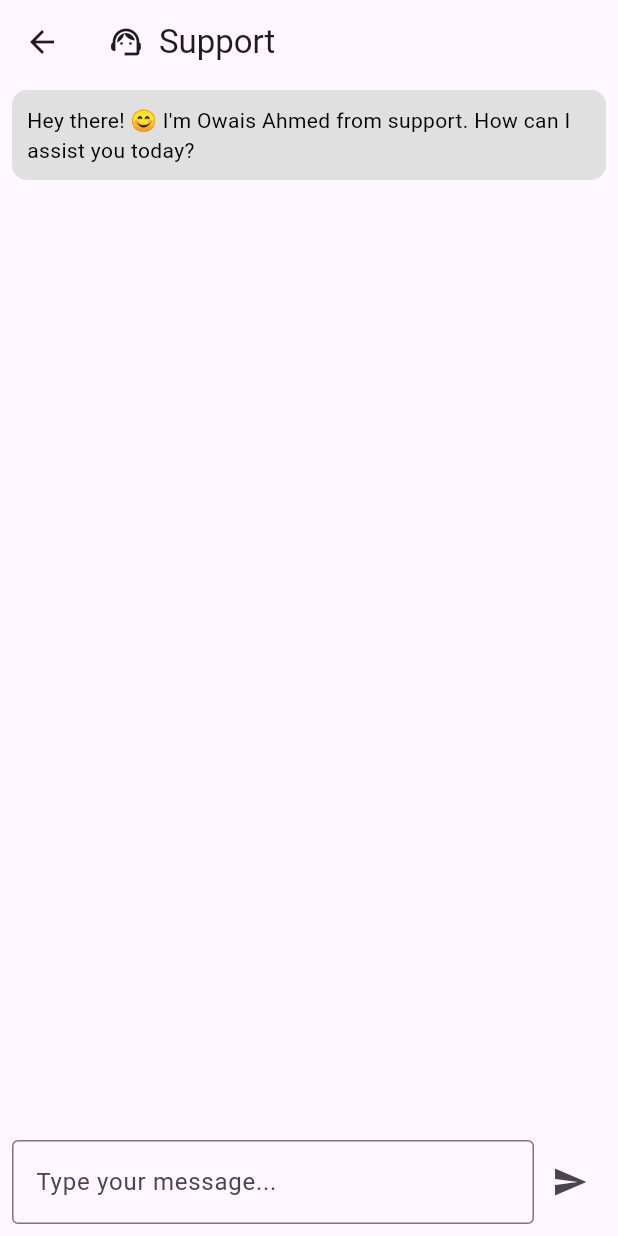
After one commit to ak60-dev/all_in_one_app, a Flutter app: the ChatbotScreen screen opened directly, after a tap on the "send" icon, on a phone screen of 412 x 824 dp. The commit adds this screen. Run offline on Flutter 3.47's test engine with Material 3 defaults, Android fonts, the phone set to English and light mode, and no system bars; our stand-ins replace flutter_gemini, math_expressions.

Commit message:
I do add chatbot

```diff
--- /dev/null
+++ b/lib/Chatbot/chatbot.dart
@@ -0,0 +1,172 @@
+import 'package:flutter/material.dart';
+import 'package:flutter_gemini/flutter_gemini.dart';
+import 'package:week_3/Chatbot/api_gemini_key.dart';
+
+class ChatbotScreen extends StatefulWidget {
+  const ChatbotScreen({super.key});
+
+  @override
+  _ChatbotScreenState createState() => _ChatbotScreenState();
+}
+
+class _ChatbotScreenState extends State<ChatbotScreen> {
+  final TextEditingController _controller = TextEditingController();
+  final ScrollController _scrollController = ScrollController();
+  List<Map<String, String>> _messages = [];
+  late Gemini _gemini;
+  bool _isLoading = false;
+  bool _isTyping = false;
+
+  @override
+  void initState() {
+    super.initState();
+    _gemini = Gemini.init(apiKey: apiKey);
+    _addBotMessage("Hey there! 😊 I'm Owais Ahmed from support. How can I assist you today?");
+  }
+
+  void _sendMessage(String query) async {
+    if (query.isEmpty) return;
+    setState(() {
+      _messages.add({"user": query});
+    });
+
+    _controller.clear();
+    FocusScope.of(context).unfocus();
+    String result = '';
+
+    await Future.delayed(Duration(seconds: 1)); // Quick response
+    setState(() => _isTyping = true);
+
+    try {
+      await for (var value in _gemini.promptStream(parts: [
+        Part.text("You are Owais Ahmed, the support assistant for our app. Provide detailed answers to app-related queries, including features, troubleshooting, and improvements. If it's unrelated, try to guide the user or politely indicate that the query is outside of support scope. User: $query AI:")
+      ])) {
+        result += value?.output ?? '';
+      }
+    } catch (e) {
+      result = "Oops! Something went wrong. Can you try again?";
+    }
+
+    if (query.toLowerCase().contains("feature") || query.toLowerCase().contains("suggest")) {
+      result = "Great idea! I'll pass it to the development team. Could you provide more details?";
+    } else if (query.toLowerCase().contains("who are you")) {
+      result = "I'm Owais from the support team. How can I assist you today? 😊";
+    } else if (query.toLowerCase().contains("hell") || query.toLowerCase().contains("stupid") || query.toLowerCase().contains("worst")) {
+      result = "I’m sorry if my response wasn’t helpful. I’m here to assist with app-related queries. Let's keep it positive! 😊";
+    } else if (query.toLowerCase().contains("add app")) {
+      result = "Our app allows multiple apps within it. If you'd like to add another app, please specify what type of app you are referring to!";
+    } else if (query.toLowerCase().contains("search") || query.toLowerCase().contains("find")) {
+      result = "I recommend using Google or relevant online resources to search for that information.";
+    }
+
+    setState(() {
+      _messages.add({"bot": result});
+      _isTyping = false;
+      _isLoading = false;
+    });
+
+    _scrollToBottom();
+  }
+
+  void _addBotMessage(String message) {
+    setState(() {
+      _messages.add({"bot": message});
+    });
+  }
+
+  void _scrollToBottom() {
+    Future.delayed(Duration(milliseconds: 300), () {
+      if (_scrollController.hasClients) {
+        _scrollController.animateTo(
+          _scrollController.position.maxScrollExtent,
+          duration: Duration(milliseconds: 500),
+          curve: Curves.easeOut,
+        );
+      }
+    });
+  }
+
+  @override
+  Widget build(BuildContext context) {
+    return Scaffold(
+      appBar: AppBar(
+        title: Row(
+          children: [
+            Icon(Icons.support_agent),
+            SizedBox(width: 10),
+            Text('Support'),
+          ],
+        ),
+      ),
+      body: Column(
+        children: [
+          Expanded(
+            child: ListView.builder(
+              controller: _scrollController,
+              itemCount: _messages.length + (_isTyping ? 1 : 0),
+              itemBuilder: (context, index) {
+                if (_isTyping && index == _messages.length) {
+                  return Align(
+                    alignment: Alignment.centerLeft,
+                    child: Container(
+                      margin: EdgeInsets.symmetric(vertical: 4, horizontal: 8),
+                      padding: EdgeInsets.all(10),
+                      decoration: BoxDecoration(
+                        color: Colors.grey.shade300,
+                        borderRadius: BorderRadius.circular(10),
+                      ),
+                      child: Text("Typing...", style: TextStyle(color: Colors.black)),
+                    ),
+                  );
+                }
+
+                final message = _messages[index];
+                final isUser = message.containsKey("user");
+                return Align(
+                  alignment: isUser ? Alignment.centerRight : Alignment.centerLeft,
+                  child: Container(
+                    margin: EdgeInsets.symmetric(vertical: 4, horizontal: 8),
+                    padding: EdgeInsets.all(10),
+                    decoration: BoxDecoration(
+                      color: isUser ? Colors.blueAccent : Colors.grey.shade300,
+                      borderRadius: BorderRadius.circular(10),
+                    ),
+                    child: Text(
+                      message.values.first,
+                      style: TextStyle(color: isUser ? Colors.white : Colors.black),
+                    ),
+                  ),
+                );
+              },
+            ),
+          ),
+          if (_isLoading)
+            Padding(
+              padding: EdgeInsets.all(8.0),
+              child: CircularProgressIndicator(),
+            ),
+          Padding(
+            padding: EdgeInsets.all(8.0),
+            child: Row(
+              children: [
+                Expanded(
+                  child: TextField(
+                    controller: _controller,
+                    decoration: InputDecoration(
+                      hintText: 'Type your message...',
+                      border: OutlineInputBorder(),
+                    ),
+                  ),
+                ),
+                IconButton(
+                  icon: Icon(Icons.send),
+                  onPressed: () => _sendMessage(_controller.text.trim()),
+                ),
+              ],
+            ),
+          ),
+        ],
+      ),
+    );
+  }
+}
--- a/lib/HomeScreen/home_screen_mobile.dart
+++ b/lib/HomeScreen/home_screen_mobile.dart
@@ -1,4 +1,5 @@
 import 'package:flutter/material.dart';
+import 'package:week_3/Chatbot/chatbot.dart';
 import 'package:week_3/calculator_screen.dart';
 import 'package:week_3/kids_learning_screen.dart';
 import 'package:week_3/product_screen.dart';
@@ -12,6 +13,8 @@ class HomeScreenMobile extends StatelessWidget {
     {"name": "Kids Learning App","icon":Icons.school, "screen": KidsLearningScreen()},
     {"name": "Calculator" , "icon":Icons.calculate, "screen": CalculatorScreen()},
     {"name": "Store" , "icon":Icons.store, "screen": ProductsScreen()},
+    {"name": "chatbot" , "icon":Icons.chat, "screen": ChatbotScreen()},
+
   ];
 
    HomeScreenMobile({super.key});
--- a/pubspec.yaml
+++ b/pubspec.yaml
@@ -36,6 +36,7 @@ dependencies:
   cupertino_icons: ^1.0.8
   math_expressions: ^2.6.0
   http: ^1.3.0
+  flutter_gemini: ^3.0.0
 
 dev_dependencies:
   flutter_test:
```
Also changed, not shown: pubspec.lock.
